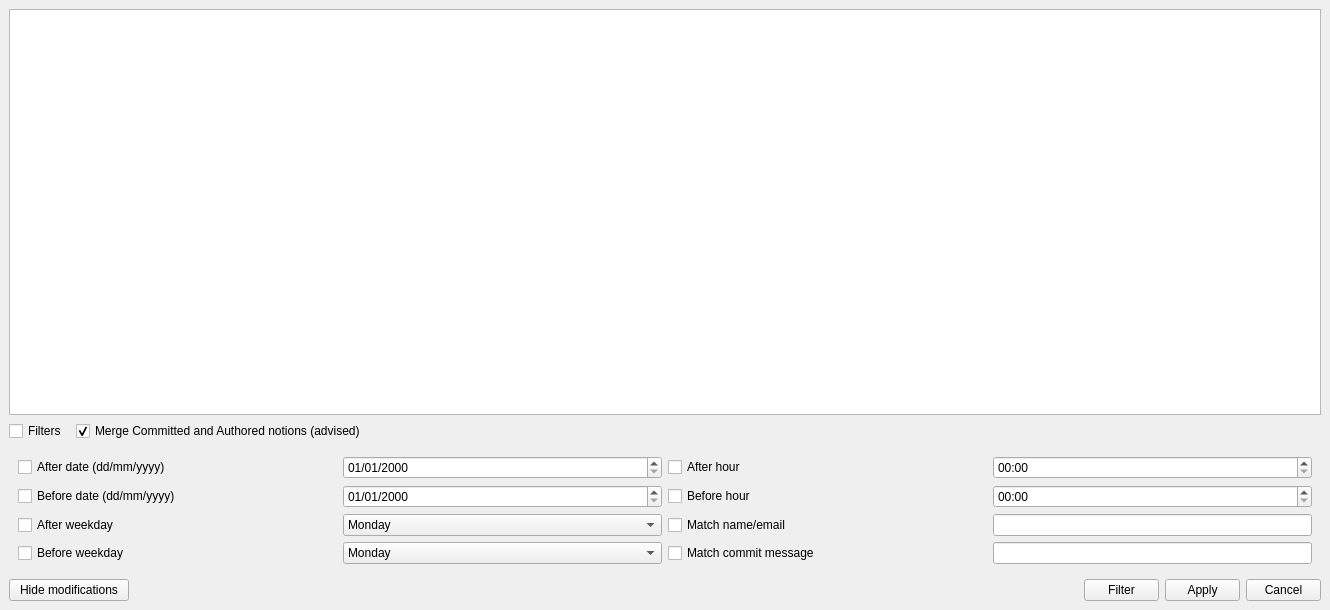
Old version of the form qGitFilterBranch/main_window.ui in the repository mike-perdide/gitbuster.
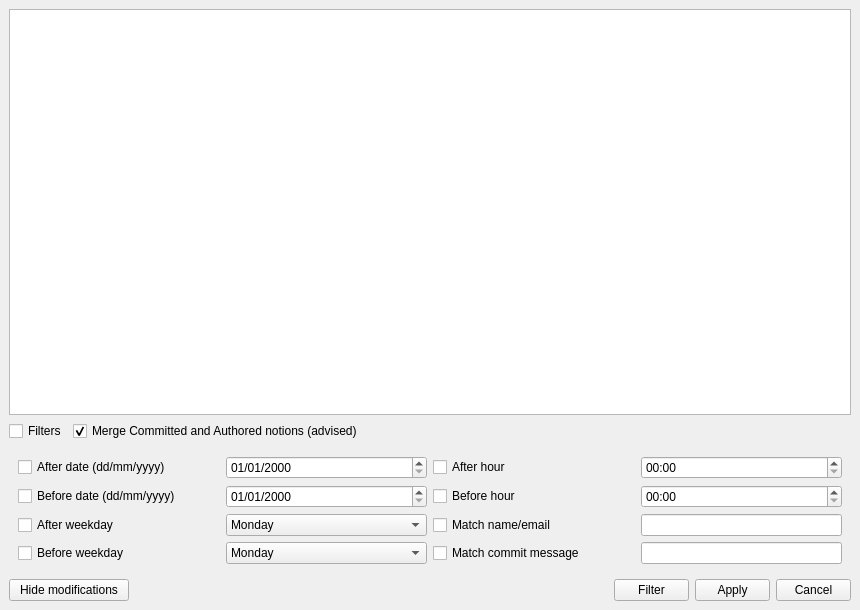
New version of the form.

Commit message: We changed the displayed data, changing the default size.

```diff
--- a/qGitFilterBranch/main_window.ui
+++ b/qGitFilterBranch/main_window.ui
@@ -6,7 +6,7 @@
    <rect>
     <x>0</x>
     <y>0</y>
-    <width>1330</width>
+    <width>860</width>
     <height>610</height>
    </rect>
   </property>
```
